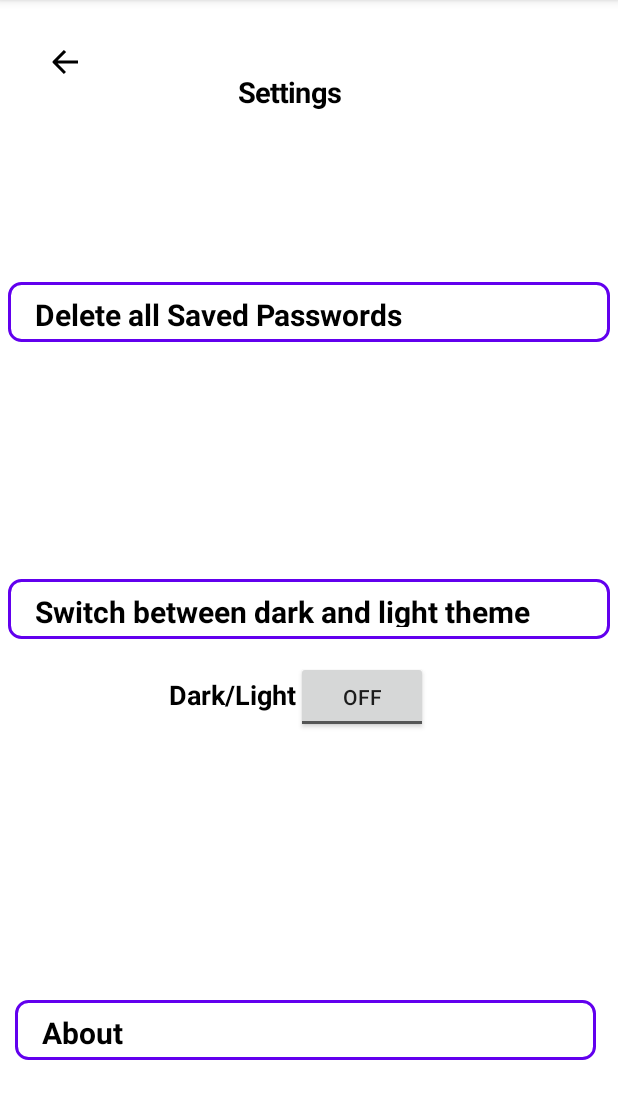
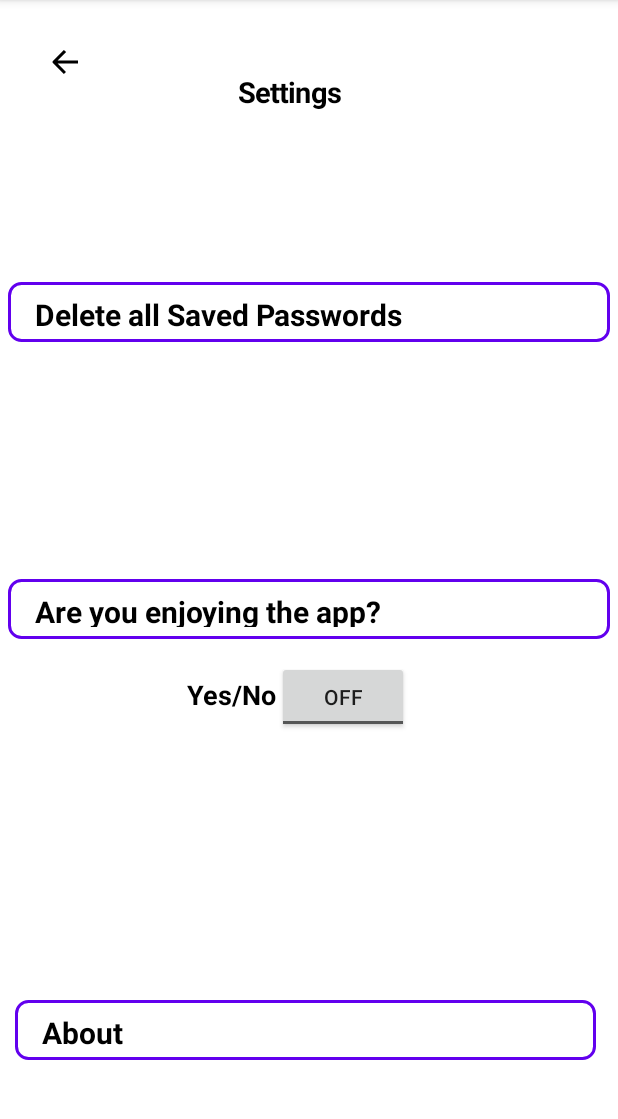
Before and after one commit to rdjirackor/Password_Manager_Android, an Android app: the Settings screen opened directly, with no data from a screen before it, on a phone screen of 412 x 824 dp, the part 84-1203 px from its top. Run offline under Robolectric (Android 15) with nearby library versions, the light colour scheme and no system bars.

Commit message:
I removed the dar llight toggle optin and made it a poll essentially

```diff
--- a/app/src/main/res/layout/settings.xml
+++ b/app/src/main/res/layout/settings.xml
@@ -57,7 +57,7 @@
         android:layout_height="40dp"
         android:layout_margin="5dp"
         android:background="@drawable/back"
-        android:text="Switch between dark and light theme"
+        android:text="Are you enjoying the app? "
         app:layout_constraintBottom_toBottomOf="parent"
         app:layout_constraintEnd_toEndOf="parent"
         app:layout_constraintHorizontal_bias="0.484"
@@ -85,12 +85,11 @@
         android:id="@+id/toggleLabel"
         android:layout_width="wrap_content"
         android:layout_height="wrap_content"
-        android:text="Dark/Light"
+        android:text="Yes/No"
         app:layout_constraintBaseline_toBaselineOf="@id/toggle"
         app:layout_constraintEnd_toStartOf="@id/toggle"
         app:layout_constraintHorizontal_chainStyle="packed"
         app:layout_constraintStart_toStartOf="parent" />
-
     <androidx.appcompat.widget.AppCompatToggleButton
         android:id="@+id/toggle"
         android:layout_width="wrap_content"
```
